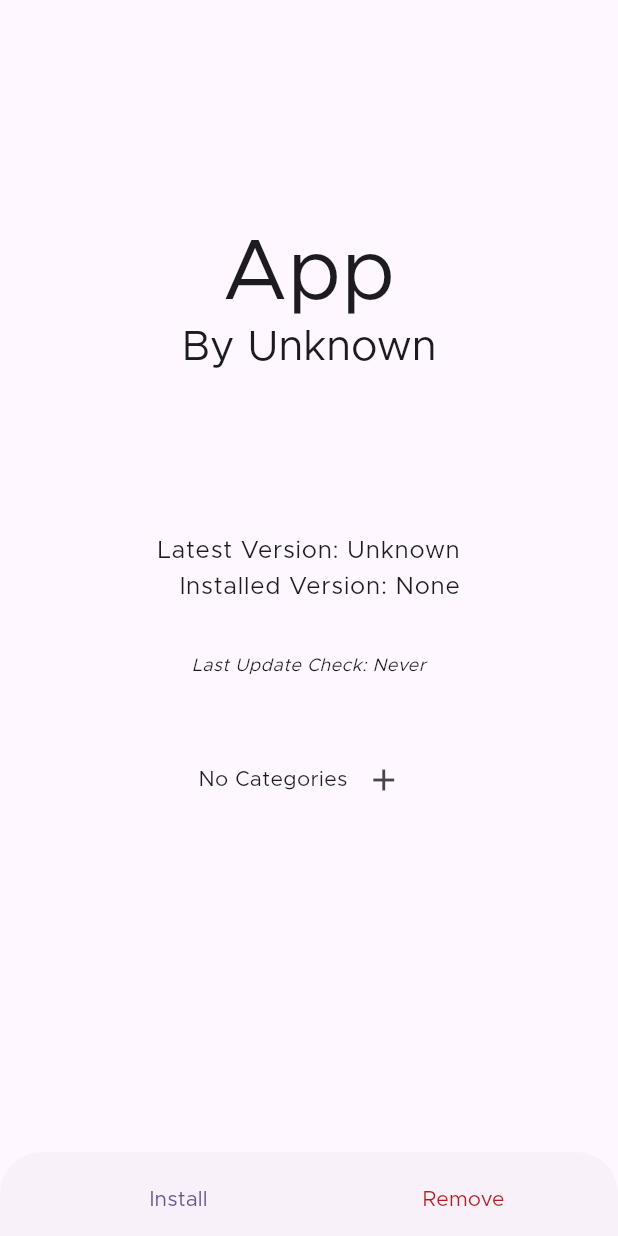
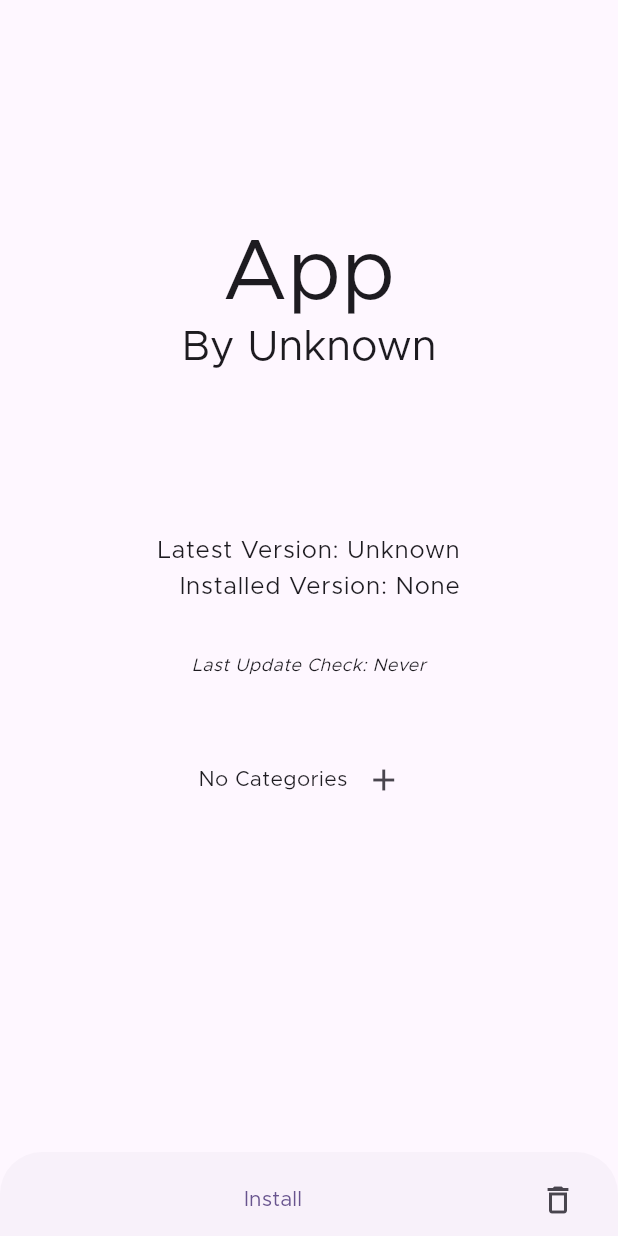
Before and after one commit to ImranR98/Obtainium, a Flutter app: the AppPage screen opened directly with empty values, on a phone screen of 412 x 824 dp. Run offline on Flutter 3.47's test engine with Material 2 defaults, Android fonts, the phone set to English and light mode, and no system bars; drawn by our look-alikes of dynamic_color; our stand-ins replace device_info_plus, easy_localization, file_picker, flutter_local_notifications, flutter_markdown, fluttertoast and 5 more; missing offline and left inert: android_alarm_manager_plus, android_intent_plus, android_package_installer, flutter_archive, flutter_fgbg, hsluv and 3 more; accounts and stored records are empty.

Commit message:
Use icon button for delete on app page (#722)

```diff
--- a/lib/pages/app.dart
+++ b/lib/pages/app.dart
@@ -431,8 +431,7 @@ class _AppPageState extends State<AppPage> {
                               ? getResetInstallStatusButton()
                               : getInstallOrUpdateButton()),
                       const SizedBox(width: 16.0),
-                      Expanded(
-                          child: TextButton(
+                      IconButton(
                         onPressed: app?.downloadProgress != null
                             ? null
                             : () {
@@ -445,13 +444,9 @@ class _AppPageState extends State<AppPage> {
                                   }
                                 });
                               },
-                        style: TextButton.styleFrom(
-                            foregroundColor:
-                                Theme.of(context).colorScheme.error,
-                            surfaceTintColor:
-                                Theme.of(context).colorScheme.error),
-                        child: Text(tr('remove')),
-                      )),
+                        tooltip: tr('remove'),
+                        icon: const Icon(Icons.delete_outline),
+                      ),
                     ])),
             if (app?.downloadProgress != null)
               Padding(
```
